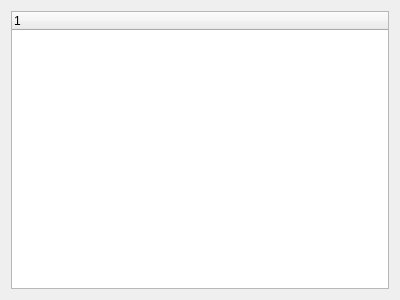
The window that CnvWid.ui (FY1043031060/NI_CNV) describes before a commit, drawn with Qt 5.
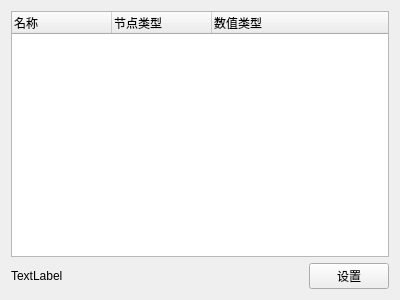
The same window after the commit.

Commit message: 函数递归，构建TreeView

Patch:
```diff
--- a/CnvWid.ui
+++ b/CnvWid.ui
@@ -18,11 +18,39 @@
     <widget class="QTreeWidget" name="treeWidget">
      <column>
       <property name="text">
-       <string notr="true">1</string>
+       <string>名称</string>
+      </property>
+     </column>
+     <column>
+      <property name="text">
+       <string>节点类型</string>
+      </property>
+     </column>
+     <column>
+      <property name="text">
+       <string>数值类型</string>
       </property>
      </column>
     </widget>
    </item>
+   <item>
+    <layout class="QHBoxLayout" name="horizontalLayout" stretch="1,0">
+     <item>
+      <widget class="QLabel" name="label">
+       <property name="text">
+        <string>TextLabel</string>
+       </property>
+      </widget>
+     </item>
+     <item>
+      <widget class="QPushButton" name="pushButton">
+       <property name="text">
+        <string>设置</string>
+       </property>
+      </widget>
+     </item>
+    </layout>
+   </item>
   </layout>
  </widget>
  <layoutdefault spacing="6" margin="11"/>
```
Left out of the diff: 2 changed lines with no effect on the pictures. The commit also changes 2 other files.
